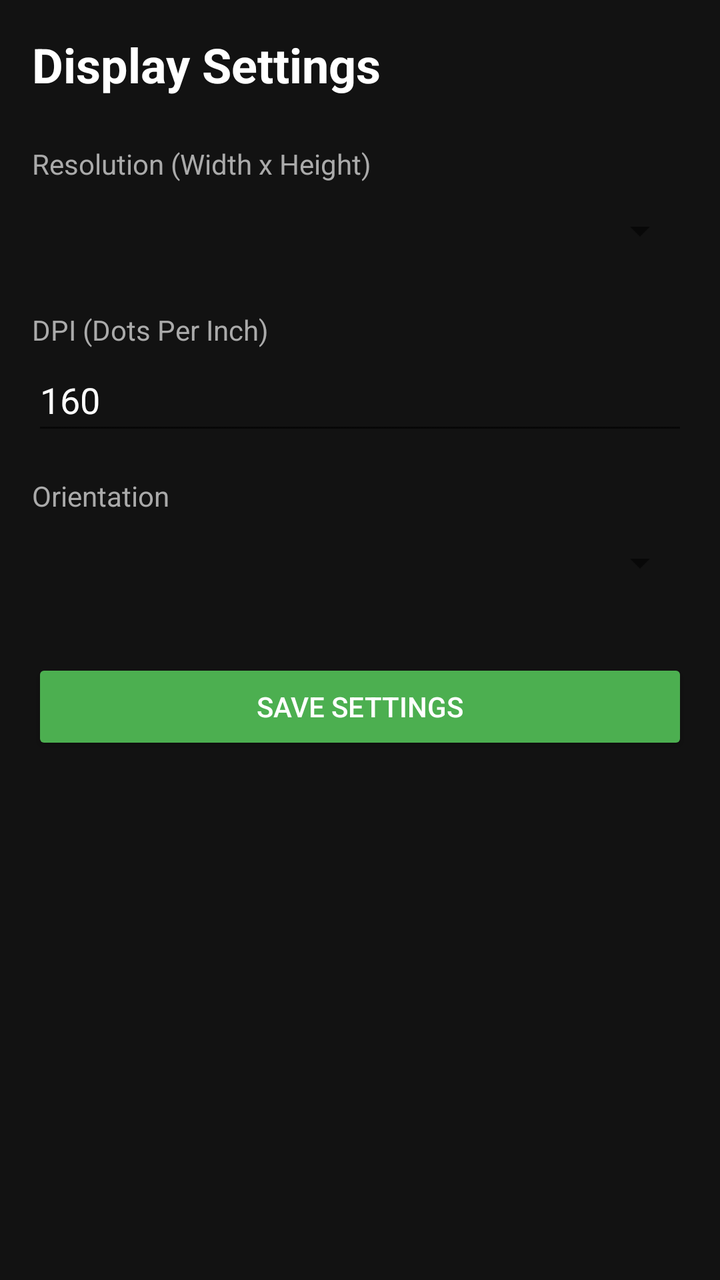
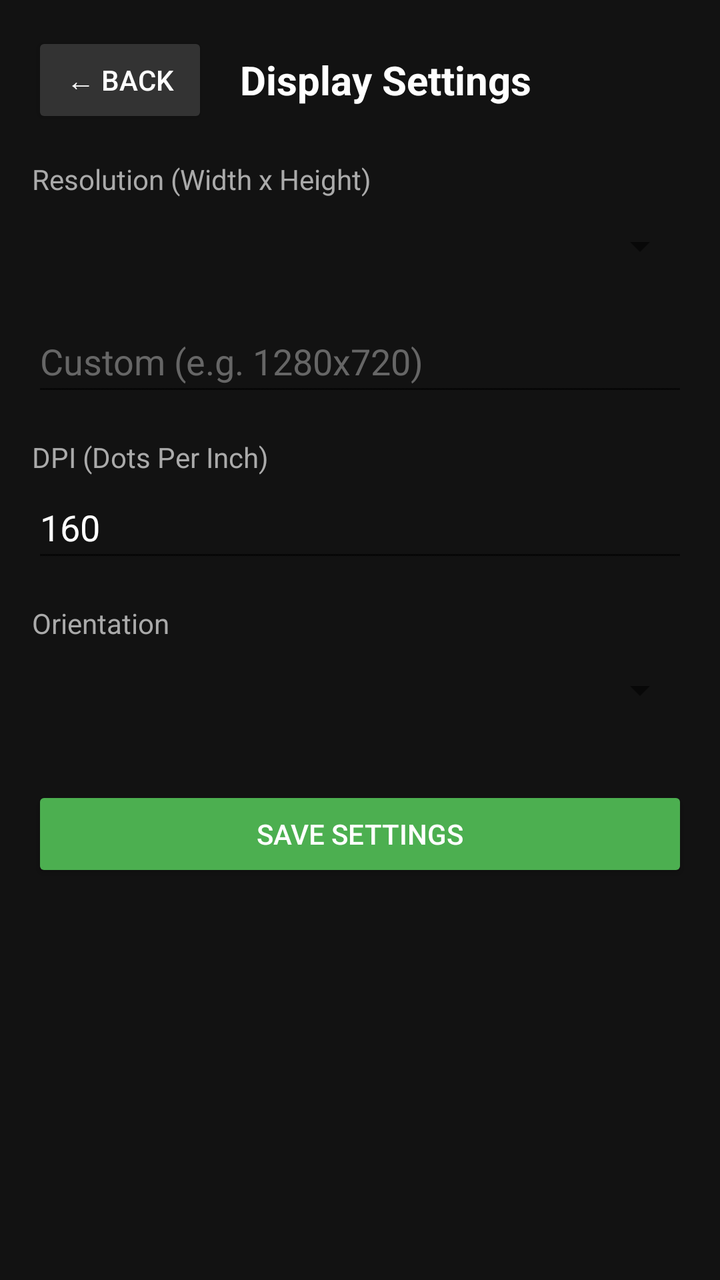

The first picture is an Android layout as it rendered before a commit; the second is the same layout after the commit. The layout source and the unified diff follow.
<!-- AndroidManifest.xml: application theme Theme.AppCompat.DayNight.NoActionBar -->
<!-- res/layout/activity_settings.xml -->
<?xml version="1.0" encoding="utf-8"?>
<LinearLayout xmlns:android="http://schemas.android.com/apk/res/android"
    android:layout_width="match_parent"
    android:layout_height="match_parent"
    android:orientation="vertical"
    android:padding="16dp"
    android:background="#121212">

    <TextView
        android:layout_width="wrap_content"
        android:layout_height="wrap_content"
        android:text="Display Settings"
        android:textColor="#FFFFFF"
        android:textSize="24sp"
        android:textStyle="bold"
        android:layout_marginBottom="24dp"/>

    <TextView
        android:layout_width="wrap_content"
        android:layout_height="wrap_content"
        android:text="Resolution (Width x Height)"
        android:textColor="#AAAAAA"/>
    <Spinner
        android:id="@+id/spinnerResolution"
        android:layout_width="match_parent"
        android:layout_height="48dp"
        android:layout_marginBottom="16dp"/>

    <TextView
        android:layout_width="wrap_content"
        android:layout_height="wrap_content"
        android:text="DPI (Dots Per Inch)"
        android:textColor="#AAAAAA"/>
    <EditText
        android:id="@+id/editDpi"
        android:layout_width="match_parent"
        android:layout_height="48dp"
        android:inputType="number"
        android:text="160"
        android:textColor="#FFFFFF"
        android:layout_marginBottom="16dp"/>

    <TextView
        android:layout_width="wrap_content"
        android:layout_height="wrap_content"
        android:text="Orientation"
        android:textColor="#AAAAAA"/>
    <Spinner
        android:id="@+id/spinnerOrientation"
        android:layout_width="match_parent"
        android:layout_height="48dp"
        android:layout_marginBottom="24dp"/>

    <Button
        android:id="@+id/btnSaveSettings"
        android:layout_width="match_parent"
        android:layout_height="wrap_content"
        android:text="Save Settings"
        android:backgroundTint="#4CAF50"
        android:textColor="#FFFFFF"/>

</LinearLayout>
<!-- resources referenced by this layout -->
<resources>

</resources>

<!-- the commit's change to res/layout/activity_settings.xml (unified diff, before → after) -->
@@ -6,14 +6,28 @@
     android:padding="16dp"
     android:background="#121212">
 
-    <TextView
-        android:layout_width="wrap_content"
+    <LinearLayout
+        android:layout_width="match_parent"
         android:layout_height="wrap_content"
-        android:text="Display Settings"
-        android:textColor="#FFFFFF"
-        android:textSize="24sp"
-        android:textStyle="bold"
-        android:layout_marginBottom="24dp"/>
+        android:orientation="horizontal"
+        android:gravity="center_vertical"
+        android:layout_marginBottom="16dp">
+        <Button
+            android:id="@+id/btnBack"
+            android:layout_width="wrap_content"
+            android:layout_height="wrap_content"
+            android:text="← Back"
+            android:textColor="#FFFFFF"
+            android:backgroundTint="#333333"/>
+        <TextView
+            android:layout_width="wrap_content"
+            android:layout_height="wrap_content"
+            android:text="Display Settings"
+            android:textColor="#FFFFFF"
+            android:textSize="20sp"
+            android:textStyle="bold"
+            android:layout_marginStart="16dp"/>
+    </LinearLayout>
 
     <TextView
         android:layout_width="wrap_content"
@@ -24,6 +38,16 @@
         android:id="@+id/spinnerResolution"
         android:layout_width="match_parent"
         android:layout_height="48dp"
+        android:layout_marginBottom="8dp"/>
+        
+    <EditText
+        android:id="@+id/editCustomRes"
+        android:layout_width="match_parent"
+        android:layout_height="48dp"
+        android:hint="Custom (e.g. 1280x720)"
+        android:textColorHint="#666666"
+        android:textColor="#FFFFFF"
+        android:inputType="text"
         android:layout_marginBottom="16dp"/>
 
     <TextView
@@ -58,5 +82,4 @@
         android:text="Save Settings"
         android:backgroundTint="#4CAF50"
         android:textColor="#FFFFFF"/>
-
 </LinearLayout>
